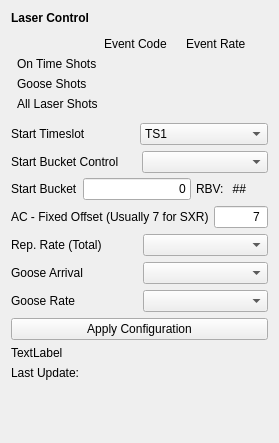
Qt form opcpa_tpr_config/rep_rate_config.ui (ipotanin/opcpa-tpr-config) before a commit.
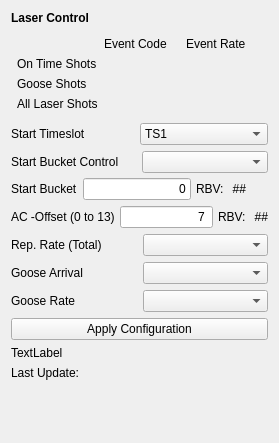
The same form after that commit. Custom widgets are drawn as their Qt base class.

Commit message: Fix: made offset label in AC a little more explicit

```diff
--- a/opcpa_tpr_config/rep_rate_config.ui
+++ b/opcpa_tpr_config/rep_rate_config.ui
@@ -325,7 +325,7 @@
           <item>
            <widget class="QLabel" name="nc_start_bucket_label">
             <property name="text">
-             <string>AC - Fixed Offset (Usually 7 for SXR)</string>
+             <string>AC -Offset (0 to 13)</string>
             </property>
            </widget>
           </item>
@@ -348,6 +348,26 @@
             </property>
            </widget>
           </item>
+          <item>
+           <widget class="QLabel" name="sc_bucket_rbv_label_2">
+            <property name="text">
+             <string>RBV: </string>
+            </property>
+           </widget>
+          </item>
+          <item>
+           <widget class="PyDMLabel" name="sc_bucket_rbv_2">
+            <property name="toolTip">
+             <string/>
+            </property>
+            <property name="text">
+             <string>##</string>
+            </property>
+            <property name="alignment">
+             <set>Qt::AlignRight|Qt::AlignTrailing|Qt::AlignVCenter</set>
+            </property>
+           </widget>
+          </item>
          </layout>
         </item>
        </layout>
```
